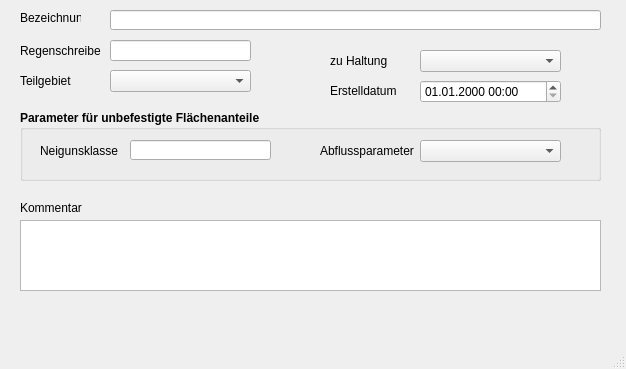
Above: qkan/forms/qkan_tezg.ui from hoettges/QKan before the change. Below: the same form after it.
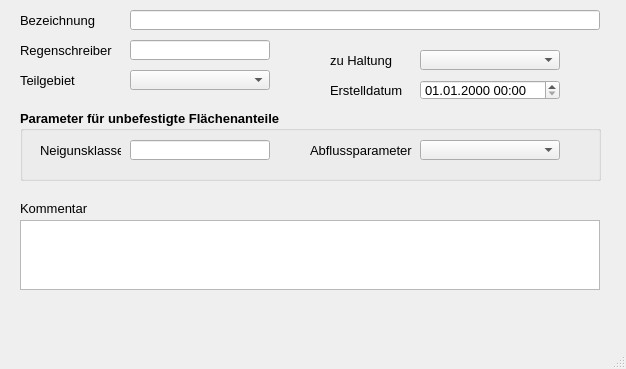
That is the form after the change. Custom widgets are drawn as their Qt base class.

Patch:
```diff
--- a/qkan/forms/qkan_tezg.ui
+++ b/qkan/forms/qkan_tezg.ui
@@ -16,6 +16,7 @@
   <property name="font">
    <font>
     <family>Tahoma</family>
+    <pointsize>10</pointsize>
    </font>
   </property>
   <property name="windowTitle">
@@ -27,8 +28,8 @@
      <rect>
       <x>330</x>
       <y>50</y>
-      <width>81</width>
-      <height>21</height>
+      <width>80</width>
+      <height>20</height>
      </rect>
     </property>
     <property name="text">
@@ -40,8 +41,8 @@
      <rect>
       <x>20</x>
       <y>10</y>
-      <width>61</width>
-      <height>16</height>
+      <width>90</width>
+      <height>20</height>
      </rect>
     </property>
     <property name="text">
@@ -66,8 +67,8 @@
      <rect>
       <x>20</x>
       <y>40</y>
-      <width>81</width>
-      <height>21</height>
+      <width>100</width>
+      <height>20</height>
      </rect>
     </property>
     <property name="text">
@@ -79,8 +80,8 @@
      <rect>
       <x>330</x>
       <y>80</y>
-      <width>71</width>
-      <height>21</height>
+      <width>80</width>
+      <height>20</height>
      </rect>
     </property>
     <property name="text">
@@ -92,8 +93,8 @@
      <rect>
       <x>20</x>
       <y>70</y>
-      <width>71</width>
-      <height>21</height>
+      <width>70</width>
+      <height>20</height>
      </rect>
     </property>
     <property name="text">
@@ -103,9 +104,9 @@
    <widget class="QLineEdit" name="flnam">
     <property name="geometry">
      <rect>
-      <x>110</x>
+      <x>130</x>
       <y>10</y>
-      <width>491</width>
+      <width>470</width>
       <height>20</height>
      </rect>
     </property>
@@ -113,10 +114,10 @@
    <widget class="QLineEdit" name="regenschreiber">
     <property name="geometry">
      <rect>
-      <x>110</x>
+      <x>130</x>
       <y>40</y>
-      <width>141</width>
-      <height>21</height>
+      <width>140</width>
+      <height>20</height>
      </rect>
     </property>
    </widget>
@@ -125,18 +126,18 @@
      <rect>
       <x>420</x>
       <y>50</y>
-      <width>141</width>
-      <height>22</height>
+      <width>140</width>
+      <height>20</height>
      </rect>
     </property>
    </widget>
    <widget class="QComboBox" name="teilgebiet">
     <property name="geometry">
      <rect>
-      <x>110</x>
+      <x>130</x>
       <y>70</y>
-      <width>141</width>
-      <height>22</height>
+      <width>140</width>
+      <height>20</height>
      </rect>
     </property>
    </widget>
@@ -145,8 +146,8 @@
      <rect>
       <x>20</x>
       <y>220</y>
-      <width>581</width>
-      <height>71</height>
+      <width>580</width>
+      <height>70</height>
      </rect>
     </property>
    </widget>
@@ -194,7 +195,7 @@
       <rect>
        <x>110</x>
        <y>30</y>
-       <width>141</width>
+       <width>140</width>
        <height>20</height>
       </rect>
      </property>
@@ -204,15 +205,15 @@
       <rect>
        <x>400</x>
        <y>30</y>
-       <width>141</width>
-       <height>22</height>
+       <width>140</width>
+       <height>20</height>
       </rect>
      </property>
     </widget>
     <widget class="QLabel" name="label_21">
      <property name="geometry">
       <rect>
-       <x>300</x>
+       <x>290</x>
        <y>30</y>
        <width>111</width>
        <height>21</height>
@@ -235,8 +236,8 @@
      <rect>
       <x>420</x>
       <y>80</y>
-      <width>141</width>
-      <height>23</height>
+      <width>140</width>
+      <height>20</height>
      </rect>
     </property>
     <property name="currentSection">
```
Left out of the diff: 2 changed lines with no effect on the pictures.
